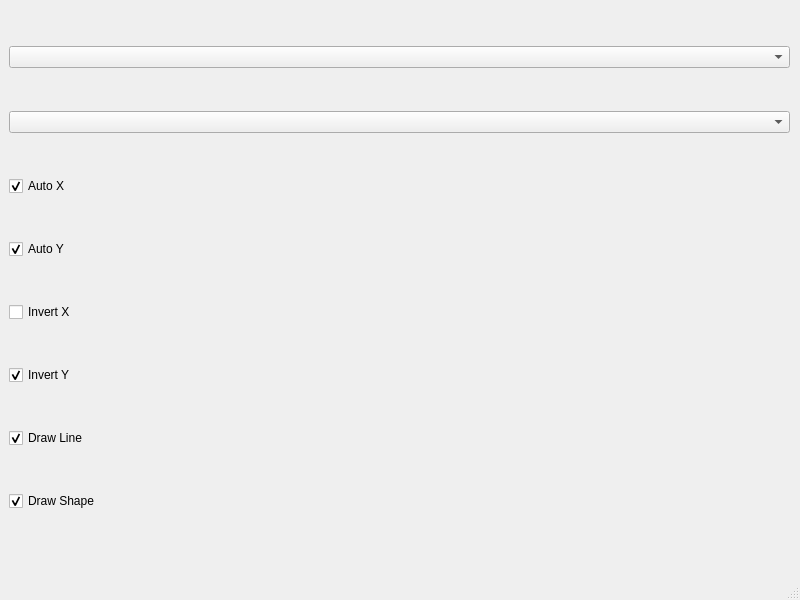
This is mainwindow.ui in chinjja/qt-chart as Qt 5 draws it before an edit. The edited form follows.
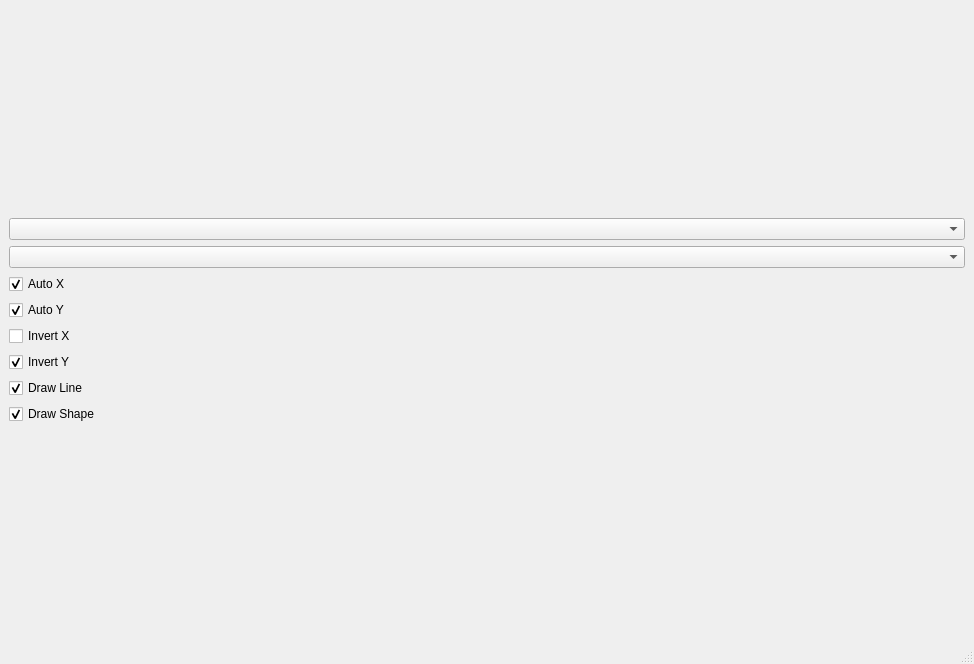
This is the edited form.

Commit message: parent fill ui

```diff
--- a/mainwindow.ui
+++ b/mainwindow.ui
@@ -6,23 +6,16 @@
    <rect>
     <x>0</x>
     <y>0</y>
-    <width>800</width>
-    <height>600</height>
+    <width>974</width>
+    <height>664</height>
    </rect>
   </property>
   <property name="windowTitle">
    <string>MainWindow</string>
   </property>
   <widget class="QWidget" name="centralwidget">
-   <widget class="QWidget" name="horizontalLayoutWidget">
-    <property name="geometry">
-     <rect>
-      <x>9</x>
-      <y>9</y>
-      <width>781</width>
-      <height>541</height>
-     </rect>
-    </property>
+   <layout class="QVBoxLayout" name="verticalLayout_2">
+    <item>
     <layout class="QHBoxLayout" name="horizontalLayout">
      <item>
       <layout class="QVBoxLayout" name="verticalLayout">
@@ -95,7 +88,8 @@
       </layout>
      </item>
     </layout>
-   </widget>
+    </item>
+   </layout>
   </widget>
   <widget class="QMenuBar" name="menubar">
    <property name="geometry">
```
Left out of the diff: 2 changed lines with no effect on the pictures. Lines whose indentation alone changed are shown as unchanged. The commit also changes 1 other file.
